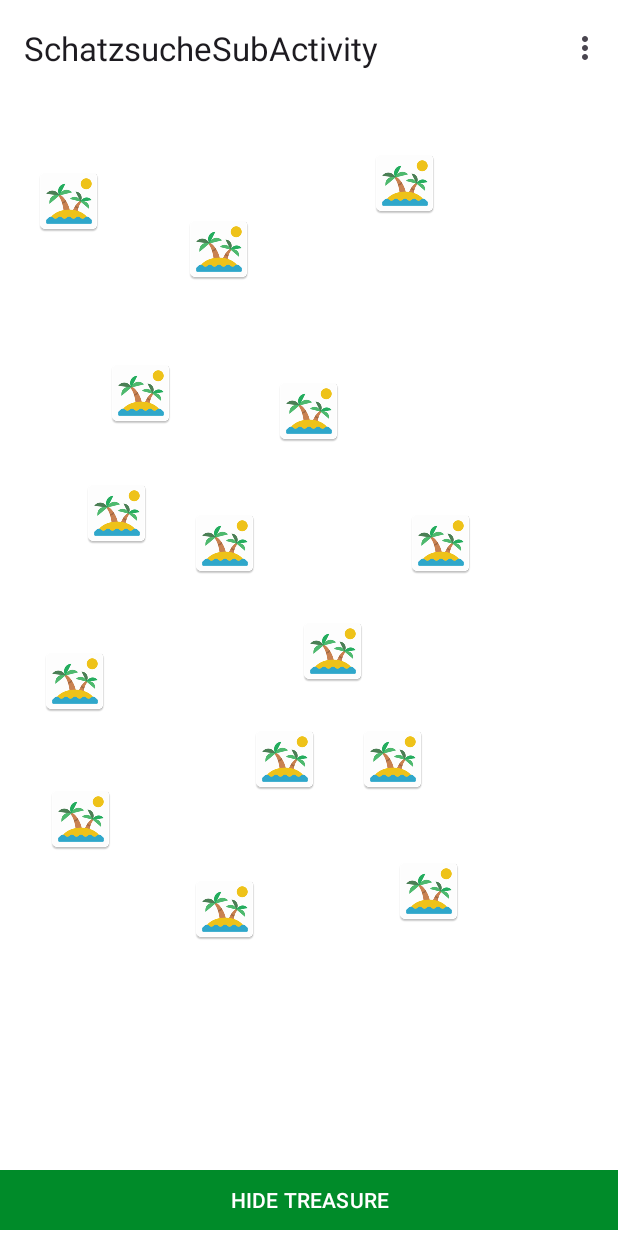
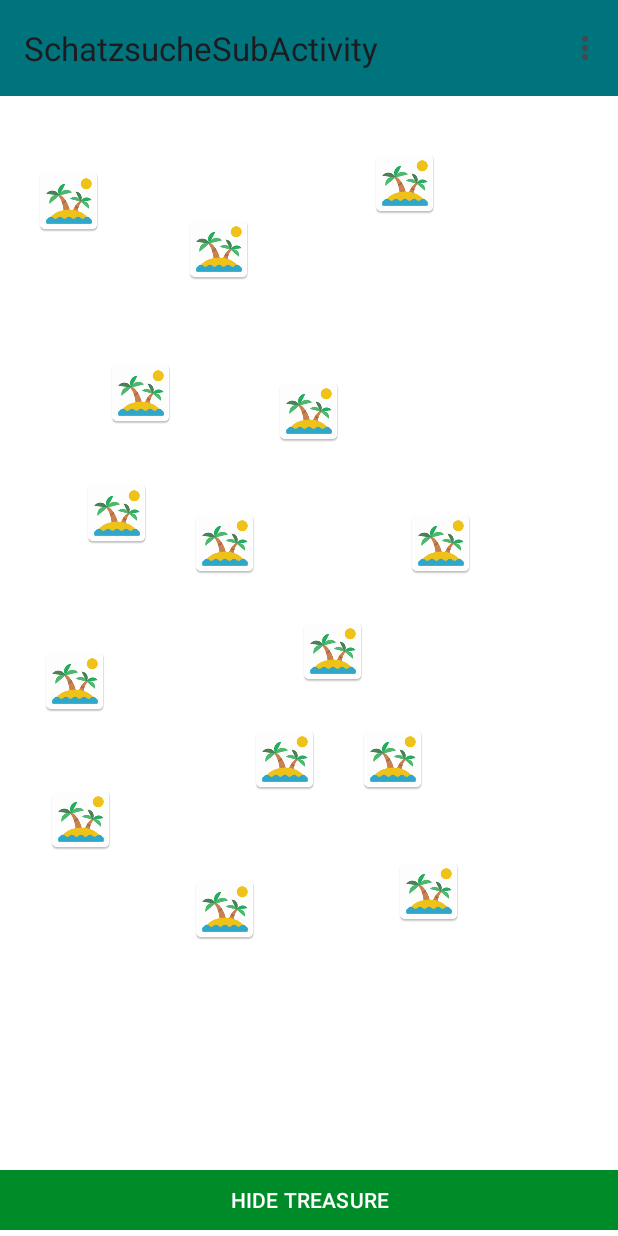
Before and after one commit to rothnina/SchatzsucheSubActivity, an Android app: the screen it shows after launch (MainActivity), on a phone screen of 412 x 824 dp. Run offline under Robolectric (Android 15) with nearby library versions, the phone set to English and light mode, and no system bars.

Commit message:
Added style Item for App- und Toolbar
AppBar in ScoresView does not change color

```diff
--- a/app/src/main/res/layout/activity_main.xml
+++ b/app/src/main/res/layout/activity_main.xml
@@ -10,7 +10,8 @@
     <com.google.android.material.appbar.AppBarLayout
         android:layout_width="match_parent"
         android:layout_height="wrap_content"
-        android:fitsSystemWindows="true">
+        android:fitsSystemWindows="true"
+        style="@style/toolBar">
 
         <com.google.android.material.appbar.MaterialToolbar
             android:id="@+id/toolbar"
--- a/app/src/main/res/layout/activity_scores.xml
+++ b/app/src/main/res/layout/activity_scores.xml
@@ -12,6 +12,7 @@
         android:layout_width="match_parent"
         android:layout_height="wrap_content"
         android:fitsSystemWindows="true"
+        style="@style/toolBar"
         app:layout_constraintTop_toTopOf="parent"
         app:layout_constraintStart_toStartOf="parent"
         app:layout_constraintEnd_toEndOf="parent"
--- a/app/src/main/res/values/themes.xml
+++ b/app/src/main/res/values/themes.xml
@@ -16,6 +16,11 @@
         <item name="android:buttonStyle">
             @style/btn
         </item>
+
+        <item name="materialThemeOverlay">
+            @style/toolBar
+        </item>
+
     </style>
     <style name="toolBar">
         <item name="android:background">
```
